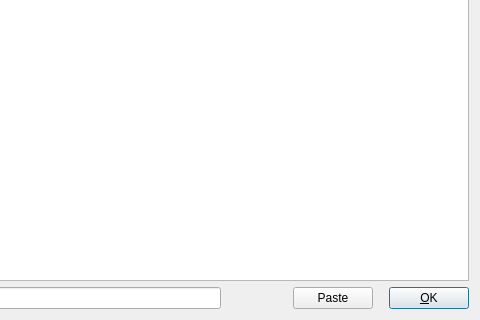
Qt form src/FontListDialog.ui (openscad/openscad) before a commit; both pictures show x 282 to 762 and y 129 to 449 of the 762 by 449 pixel window.
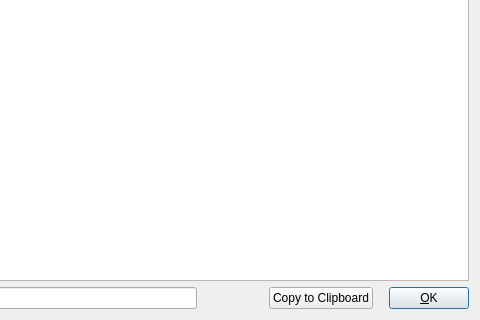
The same form after that commit.

Commit message: Change FontDialog button to do "copy to clipboard".

Diff of the .ui file:
```diff
--- a/src/FontListDialog.ui
+++ b/src/FontListDialog.ui
@@ -39,7 +39,7 @@
       <string>Paste font selector to Editor Window</string>
      </property>
      <property name="text">
-      <string>Paste</string>
+      <string>Copy to Clipboard</string>
      </property>
     </widget>
    </item>
```
Left out of the diff: 2 changed lines with no effect on the pictures. The commit also changes 4 other files.
